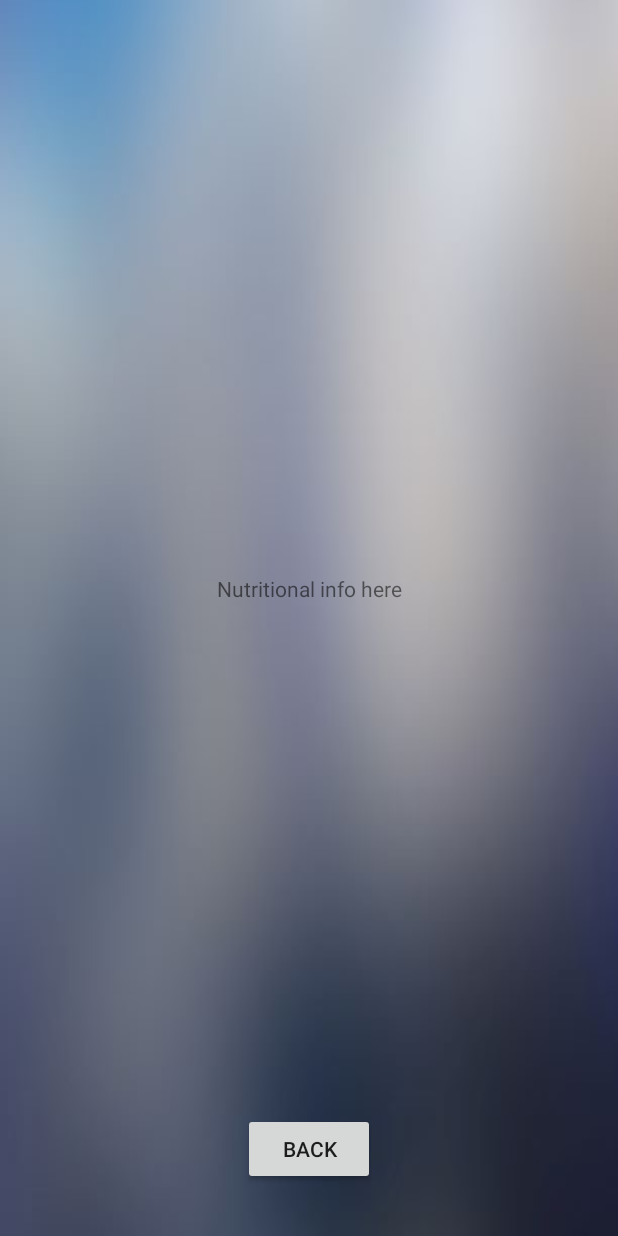
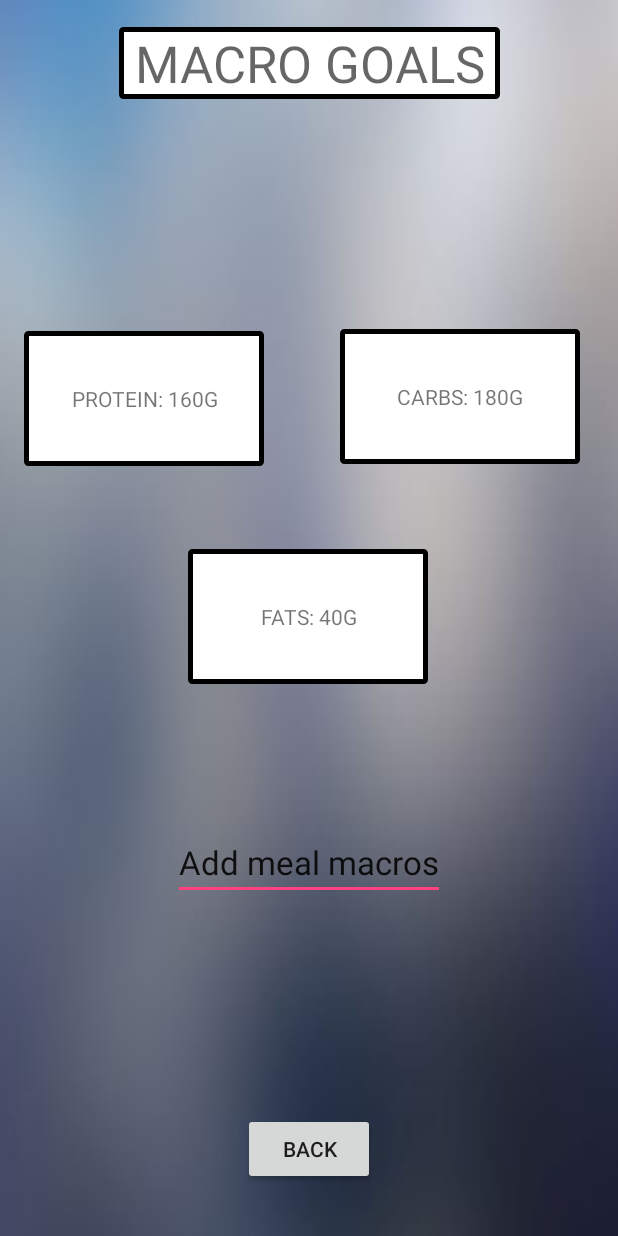
Before and after one commit to garciama/Fitness_Application, an Android app: the Nutrition screen opened directly, with no data from a screen before it, on a phone screen of 412 x 824 dp. Run offline under Robolectric (Android 15) with nearby library versions, the phone set to English and light mode, and no system bars.

Commit message:
Started the nutrition section and made a minor change to the size of icons on the home page.

```diff
--- a/app/src/main/res/layout/activity_nutrition.xml
+++ b/app/src/main/res/layout/activity_nutrition.xml
@@ -8,22 +8,79 @@
     tools:context=".Nutrition">
 
     <TextView
-        android:id="@+id/textView"
-        android:layout_width="wrap_content"
-        android:layout_height="wrap_content"
+        android:id="@+id/fatsView"
+        android:layout_width="160dp"
+        android:layout_height="90dp"
         android:layout_marginBottom="8dp"
         android:layout_marginEnd="8dp"
-        android:layout_marginLeft="8dp"
-        android:layout_marginRight="8dp"
         android:layout_marginStart="8dp"
         android:layout_marginTop="8dp"
-        android:text="Nutritional info here"
+        android:background="@drawable/timeholder"
+        android:gravity="center"
+        android:text="FATS: 40G"
+        android:textAppearance="@android:style/TextAppearance.Large.Inverse.NumberPickerInputText"
         app:layout_constraintBottom_toBottomOf="parent"
         app:layout_constraintEnd_toEndOf="parent"
-        app:layout_constraintHorizontal_bias="0.502"
+        app:layout_constraintHorizontal_bias="0.497"
         app:layout_constraintStart_toStartOf="parent"
         app:layout_constraintTop_toTopOf="parent"
-        app:layout_constraintVertical_bias="0.475" />
+        app:layout_constraintVertical_bias="0.499" />
+
+    <TextView
+        android:id="@+id/carbsView"
+        android:layout_width="160dp"
+        android:layout_height="90dp"
+        android:layout_marginBottom="8dp"
+        android:layout_marginEnd="8dp"
+        android:layout_marginStart="8dp"
+        android:layout_marginTop="8dp"
+        android:background="@drawable/timeholder"
+        android:gravity="center"
+        android:text="CARBS: 180G"
+        android:textAppearance="@android:style/TextAppearance.Large.Inverse.NumberPickerInputText"
+        app:layout_constraintBottom_toBottomOf="parent"
+        app:layout_constraintEnd_toEndOf="parent"
+        app:layout_constraintHorizontal_bias="0.927"
+        app:layout_constraintStart_toStartOf="parent"
+        app:layout_constraintTop_toTopOf="parent"
+        app:layout_constraintVertical_bias="0.294" />
+
+    <TextView
+        android:id="@+id/macros"
+        android:layout_width="254dp"
+        android:layout_height="48dp"
+        android:layout_marginBottom="8dp"
+        android:layout_marginEnd="8dp"
+        android:layout_marginStart="8dp"
+        android:layout_marginTop="8dp"
+        android:background="@drawable/timeholder"
+        android:gravity="center"
+        android:text="MACRO GOALS"
+        android:textAppearance="@style/TextAppearance.AppCompat.Display1"
+        app:layout_constraintBottom_toBottomOf="parent"
+        app:layout_constraintEnd_toEndOf="parent"
+        app:layout_constraintStart_toStartOf="parent"
+        app:layout_constraintTop_toTopOf="parent"
+        app:layout_constraintVertical_bias="0.013" />
+
+    <TextView
+        android:id="@+id/proteinView"
+        android:layout_width="160dp"
+        android:layout_height="90dp"
+        android:layout_marginBottom="8dp"
+        android:layout_marginEnd="8dp"
+        android:layout_marginStart="8dp"
+        android:layout_marginTop="8dp"
+        android:background="@drawable/timeholder"
+        android:gravity="center"
+        android:text="PROTEIN: 160G"
+        android:textAppearance="@android:style/TextAppearance.Large.Inverse.NumberPickerInputText"
+        app:layout_constraintBottom_toBottomOf="parent"
+        app:layout_constraintEnd_toEndOf="parent"
+        app:layout_constraintHorizontal_bias="0.034"
+        app:layout_constraintStart_toStartOf="parent"
+        app:layout_constraintTop_toTopOf="parent"
+        app:layout_constraintVertical_bias="0.296" />
 
     <Button
         android:id="@+id/backButton"
@@ -41,4 +98,21 @@
         app:layout_constraintStart_toStartOf="parent"
         app:layout_constraintTop_toTopOf="parent"
         app:layout_constraintVertical_bias="0.966" />
+
+    <EditText
+        android:id="@+id/userInput"
+        android:layout_width="wrap_content"
+        android:layout_height="49dp"
+        android:layout_marginBottom="8dp"
+        android:layout_marginEnd="8dp"
+        android:layout_marginStart="8dp"
+        android:layout_marginTop="8dp"
+        android:text="Add meal macros"
+        android:textAppearance="@android:style/TextAppearance.Large"
+        app:layout_constraintBottom_toBottomOf="parent"
+        app:layout_constraintEnd_toEndOf="parent"
+        app:layout_constraintStart_toStartOf="parent"
+        app:layout_constraintTop_toTopOf="parent"
+        app:layout_constraintVertical_bias="0.715" />
+
 </android.support.constraint.ConstraintLayout>
--- a/app/src/main/res/layout/activity_second.xml
+++ b/app/src/main/res/layout/activity_second.xml
@@ -12,8 +12,8 @@
     <Button
         android:id="@+id/btnStopwatch"
         style="@android:style/Widget.DeviceDefault.Light.Button.Inset"
-        android:layout_width="100dp"
-        android:layout_height="60dp"
+        android:layout_width="150dp"
+        android:layout_height="80dp"
         android:layout_marginBottom="8dp"
         android:layout_marginEnd="8dp"
         android:layout_marginStart="8dp"
@@ -21,16 +21,17 @@
         android:text="Stopwatch"
         app:layout_constraintBottom_toBottomOf="parent"
         app:layout_constraintEnd_toEndOf="parent"
+        app:layout_constraintHorizontal_bias="0.497"
         app:layout_constraintStart_toStartOf="parent"
         app:layout_constraintTop_toTopOf="parent"
-        app:layout_constraintVertical_bias="0.771" />
+        app:layout_constraintVertical_bias="0.838" />
 
     <!-- Button that will redirect to timer activity. -->
     <Button
         android:id="@+id/btnTimer"
         style="@android:style/Widget.DeviceDefault.Light.Button.Inset"
-        android:layout_width="100dp"
-        android:layout_height="60dp"
+        android:layout_width="150dp"
+        android:layout_height="80dp"
         android:layout_marginBottom="8dp"
         android:layout_marginEnd="8dp"
         android:layout_marginStart="8dp"
@@ -38,16 +39,17 @@
         android:text="Timer"
         app:layout_constraintBottom_toBottomOf="parent"
         app:layout_constraintEnd_toEndOf="parent"
+        app:layout_constraintHorizontal_bias="0.497"
         app:layout_constraintStart_toStartOf="parent"
         app:layout_constraintTop_toTopOf="parent"
-        app:layout_constraintVertical_bias="0.608" />
+        app:layout_constraintVertical_bias="0.651" />
 
     <!-- Button that will redirect to nutrition activity. -->
     <Button
         android:id="@+id/btnNutrition"
         style="@android:style/Widget.DeviceDefault.Light.Button.Inset"
-        android:layout_width="100dp"
-        android:layout_height="60dp"
+        android:layout_width="150dp"
+        android:layout_height="80dp"
         android:layout_marginBottom="8dp"
         android:layout_marginEnd="8dp"
         android:layout_marginStart="8dp"
@@ -55,16 +57,17 @@
         android:text="Nutrition"
         app:layout_constraintBottom_toBottomOf="parent"
         app:layout_constraintEnd_toEndOf="parent"
+        app:layout_constraintHorizontal_bias="0.497"
         app:layout_constraintStart_toStartOf="parent"
         app:layout_constraintTop_toTopOf="parent"
-        app:layout_constraintVertical_bias="0.179" />
+        app:layout_constraintVertical_bias="0.284" />
 
     <!-- Button that will redirect to workout activity. -->
     <Button
         android:id="@+id/btnWorkout"
         style="@android:style/Widget.DeviceDefault.Light.Button.Inset"
-        android:layout_width="100dp"
-        android:layout_height="60dp"
+        android:layout_width="150dp"
+        android:layout_height="80dp"
         android:layout_marginBottom="8dp"
         android:layout_marginEnd="8dp"
         android:layout_marginStart="8dp"
@@ -72,16 +75,17 @@
         android:text="Workout"
         app:layout_constraintBottom_toBottomOf="parent"
         app:layout_constraintEnd_toEndOf="parent"
+        app:layout_constraintHorizontal_bias="0.497"
         app:layout_constraintStart_toStartOf="parent"
         app:layout_constraintTop_toTopOf="parent"
-        app:layout_constraintVertical_bias="0.329" />
+        app:layout_constraintVertical_bias="0.101" />
 
     <!-- Button that will redirect to notes activity. -->
     <Button
         android:id="@+id/btnNotes"
         style="@android:style/Widget.DeviceDefault.Light.Button.Inset"
-        android:layout_width="100dp"
-        android:layout_height="60dp"
+        android:layout_width="150dp"
+        android:layout_height="80dp"
         android:layout_marginBottom="8dp"
         android:layout_marginEnd="8dp"
         android:layout_marginStart="8dp"
@@ -89,9 +93,10 @@
         android:text="Notes"
         app:layout_constraintBottom_toBottomOf="parent"
         app:layout_constraintEnd_toEndOf="parent"
+        app:layout_constraintHorizontal_bias="0.497"
         app:layout_constraintStart_toStartOf="parent"
         app:layout_constraintTop_toTopOf="parent"
-        app:layout_constraintVertical_bias="0.472" />
+        app:layout_constraintVertical_bias="0.467" />
 
     <!-- Button that will bring user to login page. -->
     <android.support.design.widget.FloatingActionButton
```
